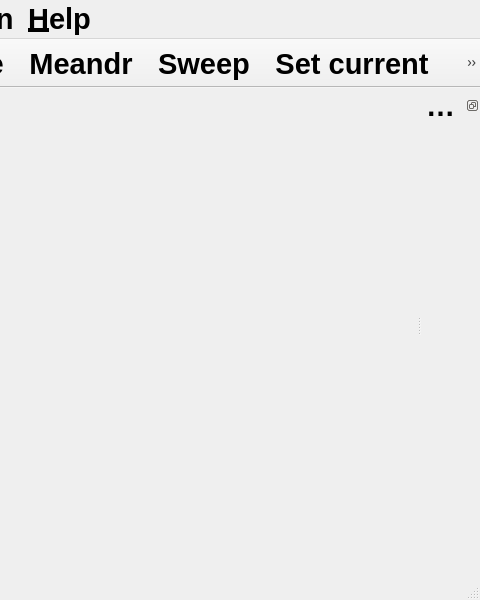
Qt form software/voltamp/src/main_wnd.ui (z80/voltamper) before a commit; both pictures show x 320 to 800 and y 0 to 600 of the 800 by 600 pixel window.
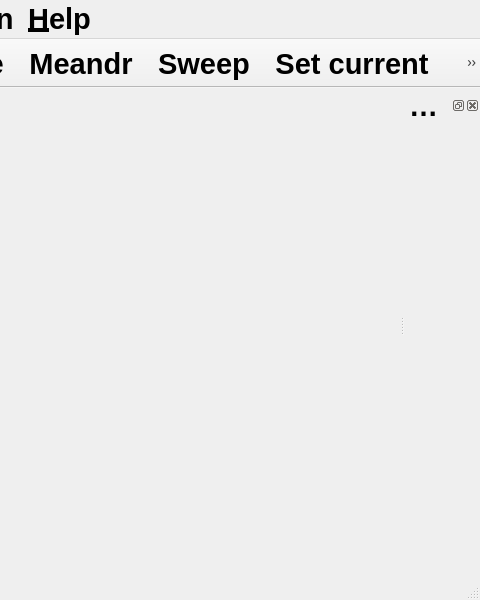
The same form after that commit. Icons and pictures are not drawn. Custom widgets are drawn as their Qt base class.

Diff of the .ui file:
```diff
--- a/software/voltamp/src/main_wnd.ui
+++ b/software/voltamp/src/main_wnd.ui
@@ -97,7 +97,7 @@
   </widget>
   <widget class="QDockWidget" name="dockWidget">
    <property name="features">
-    <set>QDockWidget::DockWidgetFloatable|QDockWidget::DockWidgetMovable</set>
+    <set>QDockWidget::AllDockWidgetFeatures</set>
    </property>
    <property name="allowedAreas">
     <set>Qt::LeftDockWidgetArea|Qt::RightDockWidgetArea</set>
```
